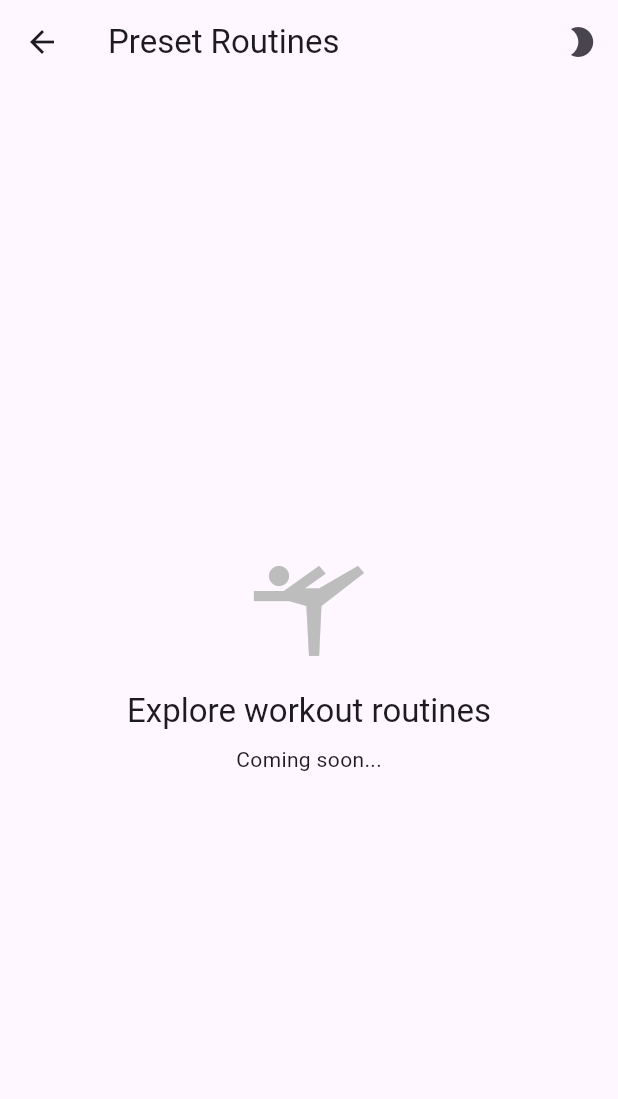
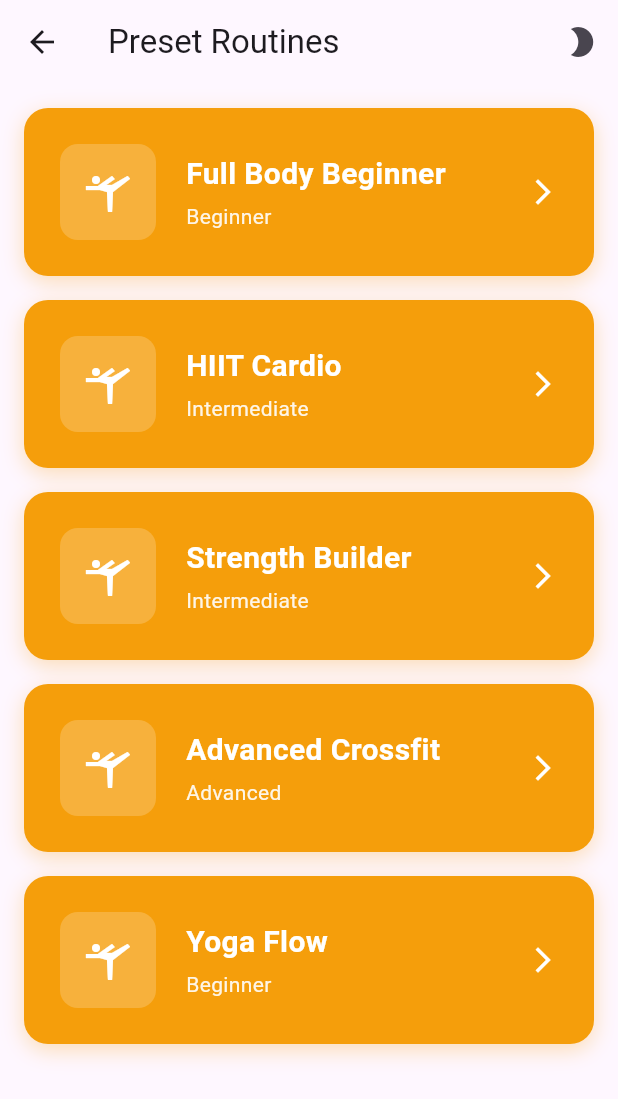
Before and after one commit to Nathan2055/csc4360-groupproject1-fitnessapp, a Flutter app: the PresetRoutinesScreen screen opened directly, on a phone screen of 412 x 824 dp. Shown: the top 1099 px of the screen. Run offline on Flutter 3.47's test engine with Material 3 defaults, Android fonts, the phone set to English and light mode, and no system bars; our stand-ins replace sqflite; accounts and stored records are empty.

Commit message:
implement the preset routines page

```diff
--- /dev/null
+++ b/lib/models/preset_model.dart
@@ -0,0 +1,9 @@
+class PresetModel {
+  final int id;
+  final String name;
+  final String description;
+  final String difficulty;
+  final String exercises;
+
+  const PresetModel(this.id, this.name, this.description, this.difficulty, this.exercises);
+}
--- a/lib/screens/fitness_home_screen.dart
+++ b/lib/screens/fitness_home_screen.dart
@@ -5,6 +5,7 @@ import 'package:fitnessapp/screens/calorie_tracker_screen.dart';
 import 'package:fitnessapp/screens/progress_reports_screen.dart';
 import 'package:fitnessapp/screens/preset_routines_screen.dart';
 import 'package:fitnessapp/widgets/fitness_card.dart';
+
 
 class FitnessHomeScreen extends StatelessWidget {
   const FitnessHomeScreen({super.key});
--- a/lib/screens/preset_routines_screen.dart
+++ b/lib/screens/preset_routines_screen.dart
@@ -1,29 +1,82 @@
 import 'package:flutter/material.dart';
+import 'package:fitnessapp/models/preset_model.dart';
+import 'package:fitnessapp/screens/preset_routine_details_screen.dart';
 import 'package:fitnessapp/widgets/title_bar.dart';
+import 'package:fitnessapp/widgets/fitness_card.dart';
+
 
 class PresetRoutinesScreen extends StatelessWidget {
+  static const List<PresetModel> presets = [
+    PresetModel(1, 'Full Body Beginner',
+      'Beginner',
+      'Perfect for those just starting their fitness journey. Low impact, builds foundation.',
+      '1) Warm-up: 5 min walk\n'
+          '2) Squats: 3 sets x 10 reps\n'
+          '3) Push-ups: 3 sets x 5 reps\n'
+          '4) Plank: 3 sets x 20 sec\n'
+          '5) Cool-down: 5 min stretch',
+          ),
+    PresetModel(2, 'HIIT Cardio',
+          'Intermediate',
+          'High-intensity interval training to boost cardio and burn calories fast.',
+          '1) Warm-up: 2 min jog\n'
+          '2) Burpees: 30 sec on, 30 sec rest x 6\n'
+          '3) Jump squats: 30 sec on, 30 sec rest x 6\n'
+          '4) Mountain climbers: 30 sec on, 30 sec rest x 6\n'
+          '5) Cool-down: 3 min walk',
+          ),
+    PresetModel(3, 'Strength Builder',
+      'Intermediate',
+      'Build muscle and increase strength with compound movements.',
+      '1) Warm-up: Light cardio\n'
+          '2) Deadlifts: 4 sets x 6 reps\n'
+          '3) Bench press: 4 sets x 8 reps\n'
+          '4) Bent rows: 3 sets x 8 reps\n'
+          '5) Cool-down: Stretching',
+          ),
+    PresetModel(4, 'Advanced Crossfit',
+      'Advanced',
+      'Challenging functional fitness routine combining weightlifting, gymnastics, and cardio.',
+      '1) Warm-up: 5 min mixed\n'
+          '2) Snatch: 5 sets x 3 reps\n'
+          '3) 21-15-9 rep scheme: Thrusters + Pull-ups\n'
+          '4) Run 400m\n'
+          '5) Cool-down: Foam roll',),
+    PresetModel(5, 'Yoga Flow',
+      'Beginner',
+      'Gentle yoga routine for flexibility and mental clarity.',
+      '1) Child\'s pose: 1 min\n'
+          '2) Cat-cow stretch: 2 min\n'
+          '3) Downward dog: 1 min\n'
+          '4) Warrior poses: 3 min\n'
+          '5) Savasana: 5 min',
+          ),
+  ];
   const PresetRoutinesScreen({super.key});
+
+  String _truncate(String value, int cutoff) {
+    if (value.length <= cutoff) return value;
+    return '${value.substring(0, cutoff)}...';
+  }
 
   @override
   Widget build(BuildContext context) {
     return Scaffold(
       appBar: TitleBar(title: const Text('Preset Routines')),
-      body: Center(
-        child: Column(
-          mainAxisAlignment: MainAxisAlignment.center,
-          children: [
-            Icon(Icons.sports_gymnastics, size: 80, color: Colors.grey[400]),
-            const SizedBox(height: 16),
-            Text(
-              'Explore workout routines',
-              style: Theme.of(context).textTheme.titleLarge,
-            ),
-            const SizedBox(height: 8),
-            Text(
-              'Coming soon...',
-              style: Theme.of(context).textTheme.bodyMedium,
-            ),
-          ],
+      body: Container(
+        padding: const EdgeInsets.all(16),
+        child: ListView.builder(
+          itemCount: presets.length,
+          itemBuilder: (context, index) {
+            final preset = presets[index];
+            return FitnessCard(
+              icon: Icons.sports_gymnastics,
+              title: _truncate(preset.name, 20),
+              subtitle: _truncate(preset.description, 50),
+              color: const Color(0xFFF59E0B),
+              targetScreen: PresetRoutineDetailsScreen(routine: preset),
+            );
+          },
         ),
       ),
     );
```
Also changed, not shown: lib/screens/preset_routine_details_screen.dart (added, +46 -0 lines), lib/screens/workout_log_screen.dart (+0 -32 lines).
